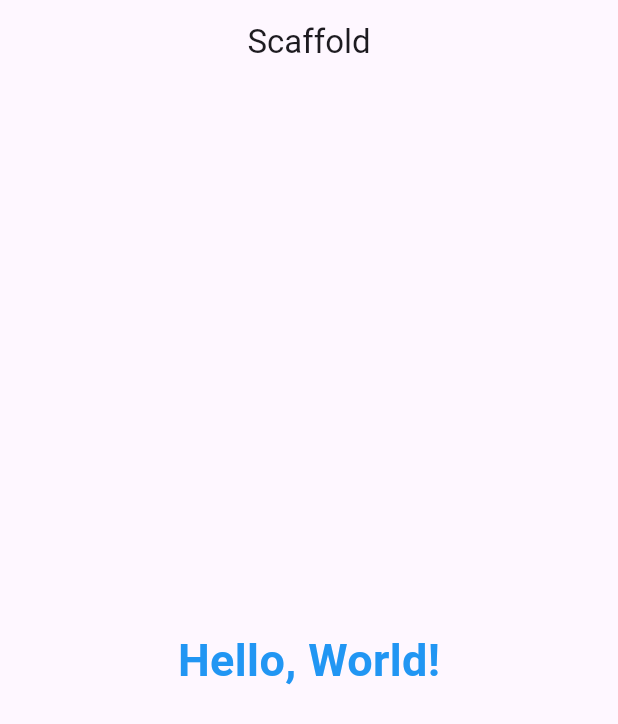
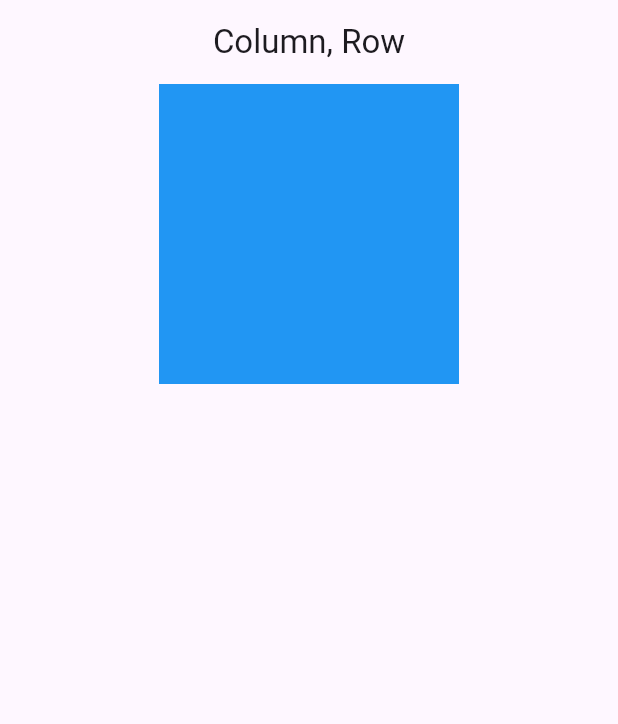
Before and after one commit to Lodny/core_courses, a Flutter app: the screen it shows after launch, on a phone screen of 412 x 824 dp. Shown: the top 724 px of the screen. Run offline on Flutter 3.47's test engine with Material 3 defaults, Android fonts, the phone set to English and light mode, and no system bars.

Commit message:
add Container()

```diff
--- a/lib/page/scaffold_page.dart
+++ b/lib/page/scaffold_page.dart
@@ -7,17 +7,19 @@ class ScaffoldPage extends StatelessWidget {
   Widget build(BuildContext context) {
     return Scaffold(
       appBar: AppBar(
-        title: const Text('Scaffold'),
+        title: const Text('Column, Row'),
         centerTitle: true,
       ),
-      body: const Center(
-        child: Text(
-          'Hello, World!',
-          style: TextStyle(
-            color: Colors.blue,
-            fontWeight: FontWeight.bold,
-            fontSize: 30,
-          ),
+      body: Container(
+        alignment: Alignment.center,
+        child: Column(
+          children: [
+            Container(
+              width: 200,
+              height: 200,
+              color: Colors.blue,
+            )
+          ],
         ),
       ),
     );
```
